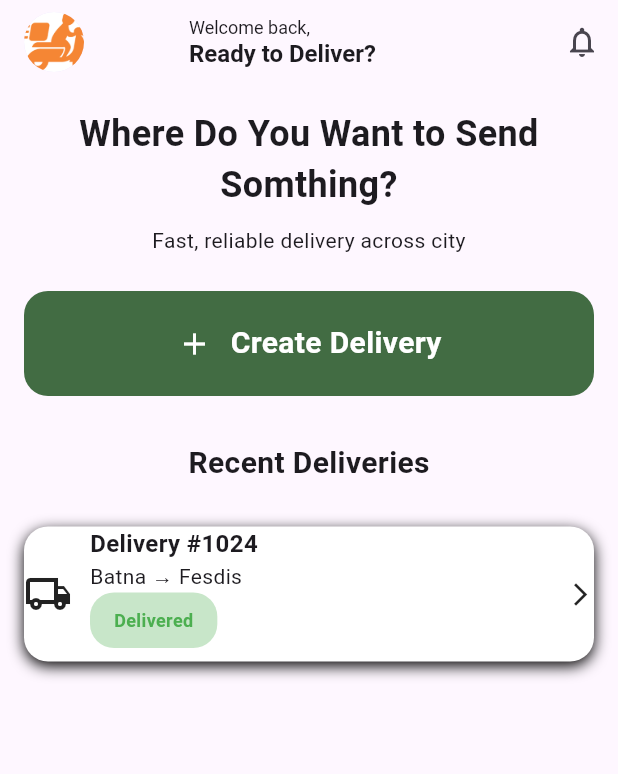
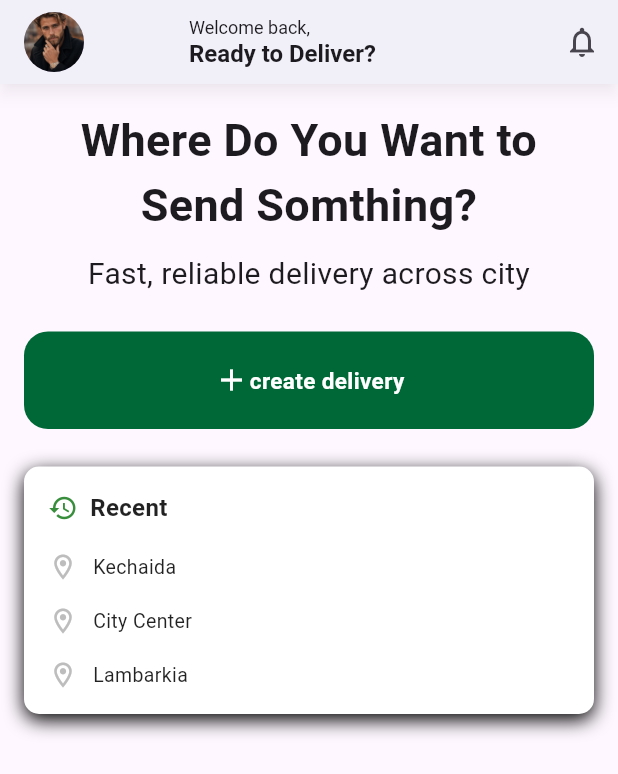
Before and after one commit to Niyou05/DelYou, a Flutter app: the screen it shows after launch, on a phone screen of 412 x 824 dp. Shown: the top 774 px of the screen. Run offline on Flutter 3.47's test engine with Material 3 defaults, Android fonts, the phone set to English and light mode, and no system bars.

Commit message:
updat the customer_home_screen

```diff
--- a/lib/features/home/screens/customer/customer_home_screen.dart
+++ b/lib/features/home/screens/customer/customer_home_screen.dart
@@ -1,4 +1,5 @@
 import 'package:flutter/material.dart';
+
 
 class CustomerHomeScreen extends StatelessWidget {
   const CustomerHomeScreen ({super.key});
@@ -7,10 +8,13 @@ class CustomerHomeScreen extends StatelessWidget {
     return Scaffold(
 
     appBar:AppBar(
+   backgroundColor: Colors.white,
+   elevation: 4,
+   shadowColor: Colors.black26,
     title: Row(
       children: [
           const CircleAvatar(
-            backgroundImage: AssetImage('assets/images/ss.png'),
+            backgroundImage: AssetImage('assets/images/ss.jpg'),
           ),
           const SizedBox(width:70),
           const Column(
@@ -56,148 +60,132 @@ child: Column(
         "Where Do You Want to Send Somthing?",
         textAlign: TextAlign.center,
         style: TextStyle(
-            fontSize: 24,
+            fontSize: 30,
             fontWeight: FontWeight.bold
 
         ),
     ),
 
-        const SizedBox(height: 10,),
+        const SizedBox(height: 10),
          const Text(
         "Fast, reliable delivery across city",
         textAlign: TextAlign.center,
         style: TextStyle(
-            fontSize: 14,
+            fontSize: 20,
                         ),
                     ),
-const SizedBox(height: 24,),
+
+const SizedBox(height: 24),
 
 Container(
-        height: 70,
   width: double.infinity,
+  height: 65,
   decoration: BoxDecoration(
-        color: const Color.fromARGB(255, 66, 108, 67),
+color: const Color(0xFF006837),
 borderRadius: BorderRadius.circular(16),
   ),
 
+child: InkWell(
+borderRadius: BorderRadius.circular(10),
+    onTap: () {
+      // Create Delivery
+    },
 
 
 
   child: Row(
   mainAxisAlignment: MainAxisAlignment.center,
+
       children: [
+
        const Icon(
         Icons.add,
         color: Colors.white,
        ),
 
-const SizedBox(width: 12),
 
         const Text(
-                'Create Delivery',
+          "create delivery",
           textAlign: TextAlign.center,
           style: TextStyle(
-                    fontSize: 20,
+          fontSize: 15,
           fontWeight: FontWeight.bold,
           color: Colors.white,
           ),
-            ) ,
+        ),
+
+      ],
+
+  ),
+),
+),
+
+     const SizedBox(height: 25),
+
+     Container(
+  width: double.infinity,
+  padding: const EdgeInsets.all(16),
+  decoration: BoxDecoration(
+    color: Colors.white,
+    borderRadius: BorderRadius.circular(10),
+    boxShadow: [
+      BoxShadow(
+        color: Colors.black,
+        blurRadius: 10,
+        offset: const Offset(0, 4),
+      ),
     ],
   ),
+  child: Column(
+    crossAxisAlignment: CrossAxisAlignment.start,
+    children: [
+      // Recent title
+      Row(
+        children: [
+          Icon(
+            Icons.history,
+            color: Colors.green.shade700,
+            size: 20,
           ),
- const SizedBox(height: 30),
+          const SizedBox(width: 8),
+          const Text(
+            'Recent',
+            style: TextStyle(
+              fontSize: 16,
+              fontWeight: FontWeight.bold,
+              color: Colors.black87,
+            ),
+          ),
+        ],
+      ),
 
-          const Text(
-                'Recent Deliveries',
-                 style: TextStyle(
-                 fontSize: 20,
-                 fontWeight: FontWeight.bold,
-               ),
+
+
+      const SizedBox(height: 18),
+
+      // Kechaida
+      _recentlocation(
+        icon: Icons.location_on_outlined,
+        title: 'Kechaida',
       ),
 
       const SizedBox(height: 16),
 
-     InkWell(
-  onTap: () {
-    // لاحقًا نفتح تفاصيل التوصيل
-  },
-  child: Container(
-    // Container الحالي
-  ),
+      // City Center
+      _recentlocation(
+        icon: Icons.location_on_outlined,
+        title: 'City Center',
       ),
 
-const SizedBox(height: 12),
+      const SizedBox(height: 16),
 
-      Container(
-  height: 90,
-  width: double.infinity,
-  decoration: BoxDecoration(
-     color: Colors.white,
-     borderRadius: BorderRadius.circular(16),
-     boxShadow: [
-  BoxShadow(
-    blurRadius: 8,
-    offset: Offset(0, 3),
+      // Lambarkia
+      _recentlocation(
+        icon: Icons.location_on_outlined,
+        title: 'Lambarkia',
       ),
     ],
   ),
-child: Row(
-    children: [
-    const Icon(
-  Icons.local_shipping_outlined,
-  size: 32,
-),
-  const SizedBox(width: 12),
-  Column(
-  crossAxisAlignment: CrossAxisAlignment.start,
-  children: [
-    const Text(
-  'Delivery #1024',
-  style: TextStyle(
-    fontSize: 16,
-    fontWeight: FontWeight.bold,
-  ),
-),
-
- const Text(
-  'Batna → Fesdis',
-  style: TextStyle(
-    fontSize: 14,
-  ),
-),
-
- Container(
-  padding: const EdgeInsets.symmetric(
-    horizontal: 16,
-    vertical: 10,
-  ),
-  decoration: BoxDecoration(
-    color: Colors.green.shade100,
-    borderRadius: BorderRadius.circular(16),
-  ),
-  child: const Text(
-    'Delivered',
-    style: TextStyle(
-      fontSize: 12,
-      fontWeight: FontWeight.bold,
-      color: Colors.green,
-    ),
-  ),
-),
-
-
-  ],
-),
- const Spacer(),
-  const Icon(
-  Icons.arrow_forward_ios,
-  size: 18,
-),
-
-
-    ],
-  ),
-
 ),
 
 
@@ -206,5 +194,31 @@ child: Row(
 ),
 ),
     );
+
+
   }
+
+  Row _recentlocation({required IconData icon, required String title}) {
+
+return Row(
+    children: [
+      Icon(
+        icon,
+        color: Colors.grey.shade400,
+        size: 20,
+      ),
+      const SizedBox(width: 10),
+      Text(
+        title,
+        style: const TextStyle(
+          fontSize: 13,
+          color: Colors.black87,
+        ),
+      ),
+    ],
+  );
+
   }
+
+
+  }
```
Also changed, not shown: assets/images/ss.jpg (added), assets/images/ss.png (deleted), 2 other files. Lines whose indentation alone changed are shown as unchanged.
